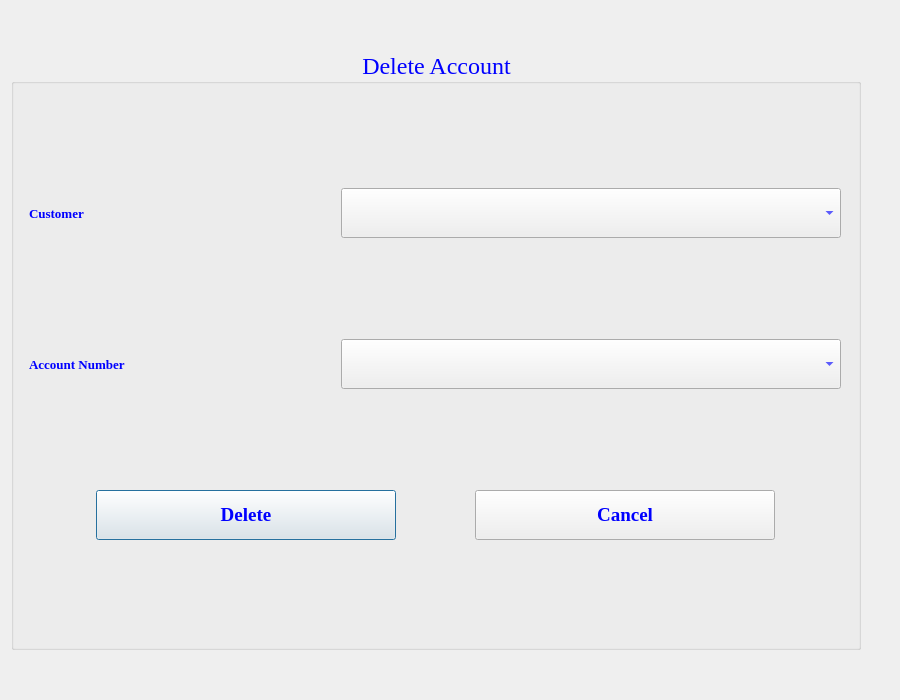
Above: accountdelete.ui from jonathansaetre/BankSystem before the change. Below: the same form after it.
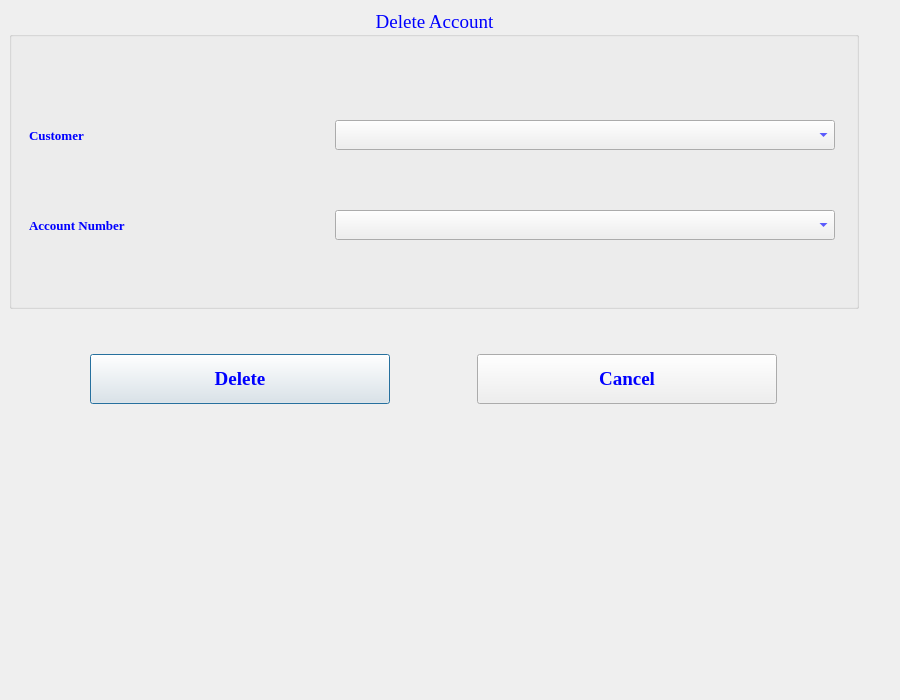
That is the form after the change.

The edit to the form file:
```diff
--- a/accountdelete.ui
+++ b/accountdelete.ui
@@ -25,13 +25,19 @@
   <property name="windowTitle">
    <string>Delete Account</string>
   </property>
-  <layout class="QVBoxLayout" name="verticalLayout_2">
-   <item>
     <widget class="QGroupBox" name="groupBox">
+   <property name="geometry">
+    <rect>
+     <x>9</x>
+     <y>9</y>
+     <width>850</width>
+     <height>300</height>
+    </rect>
+   </property>
      <property name="minimumSize">
       <size>
        <width>850</width>
-       <height>600</height>
+     <height>300</height>
       </size>
      </property>
      <property name="maximumSize">
@@ -43,7 +49,7 @@
      <property name="font">
       <font>
        <family>Times New Roman</family>
-       <pointsize>18</pointsize>
+     <pointsize>14</pointsize>
       </font>
      </property>
      <property name="styleSheet">
@@ -55,8 +61,15 @@
      <property name="alignment">
       <set>Qt::AlignCenter</set>
      </property>
-     <layout class="QVBoxLayout" name="verticalLayout">
-      <item>
+   <widget class="QWidget" name="">
+    <property name="geometry">
+     <rect>
+      <x>20</x>
+      <y>100</y>
+      <width>808</width>
+      <height>52</height>
+     </rect>
+    </property>
        <layout class="QHBoxLayout" name="horizontalLayout">
         <item>
          <widget class="QLabel" name="label">
@@ -90,20 +103,33 @@
           <property name="minimumSize">
            <size>
             <width>500</width>
-            <height>50</height>
+         <height>30</height>
            </size>
           </property>
           <property name="maximumSize">
            <size>
             <width>500</width>
-            <height>50</height>
-           </size>
-          </property>
+         <height>30</height>
+        </size>
+       </property>
+       <property name="font">
+        <font>
+         <family>Snap ITC</family>
+        </font>
+       </property>
          </widget>
         </item>
        </layout>
-      </item>
-      <item>
+   </widget>
+   <widget class="QWidget" name="">
+    <property name="geometry">
+     <rect>
+      <x>20</x>
+      <y>190</y>
+      <width>808</width>
+      <height>52</height>
+     </rect>
+    </property>
        <layout class="QHBoxLayout" name="horizontalLayout_2">
         <item>
          <widget class="QLabel" name="label_2">
@@ -137,26 +163,35 @@
           <property name="minimumSize">
            <size>
             <width>500</width>
-            <height>50</height>
+         <height>30</height>
            </size>
           </property>
           <property name="maximumSize">
            <size>
             <width>500</width>
-            <height>50</height>
+         <height>30</height>
            </size>
           </property>
           <property name="font">
            <font>
-            <family>Times New Roman</family>
+         <family>Snap ITC</family>
             <pointsize>10</pointsize>
            </font>
           </property>
          </widget>
         </item>
        </layout>
-      </item>
-      <item>
+   </widget>
+  </widget>
+  <widget class="QWidget" name="">
+   <property name="geometry">
+    <rect>
+     <x>9</x>
+     <y>353</y>
+     <width>851</width>
+     <height>52</height>
+    </rect>
+   </property>
        <layout class="QHBoxLayout" name="horizontalLayout_3">
         <item>
          <widget class="QPushButton" name="deleteButton">
@@ -180,6 +215,9 @@
             <bold>true</bold>
            </font>
           </property>
+      <property name="styleSheet">
+       <string notr="true">color:blue</string>
+      </property>
           <property name="text">
            <string>Delete</string>
           </property>
@@ -207,17 +245,16 @@
             <bold>true</bold>
            </font>
           </property>
+      <property name="styleSheet">
+       <string notr="true">color:blue</string>
+      </property>
           <property name="text">
            <string>Cancel</string>
           </property>
          </widget>
         </item>
        </layout>
-      </item>
-     </layout>
-    </widget>
-   </item>
-  </layout>
+  </widget>
  </widget>
  <resources/>
  <connections/>
```
Lines whose indentation alone changed are shown as unchanged.
